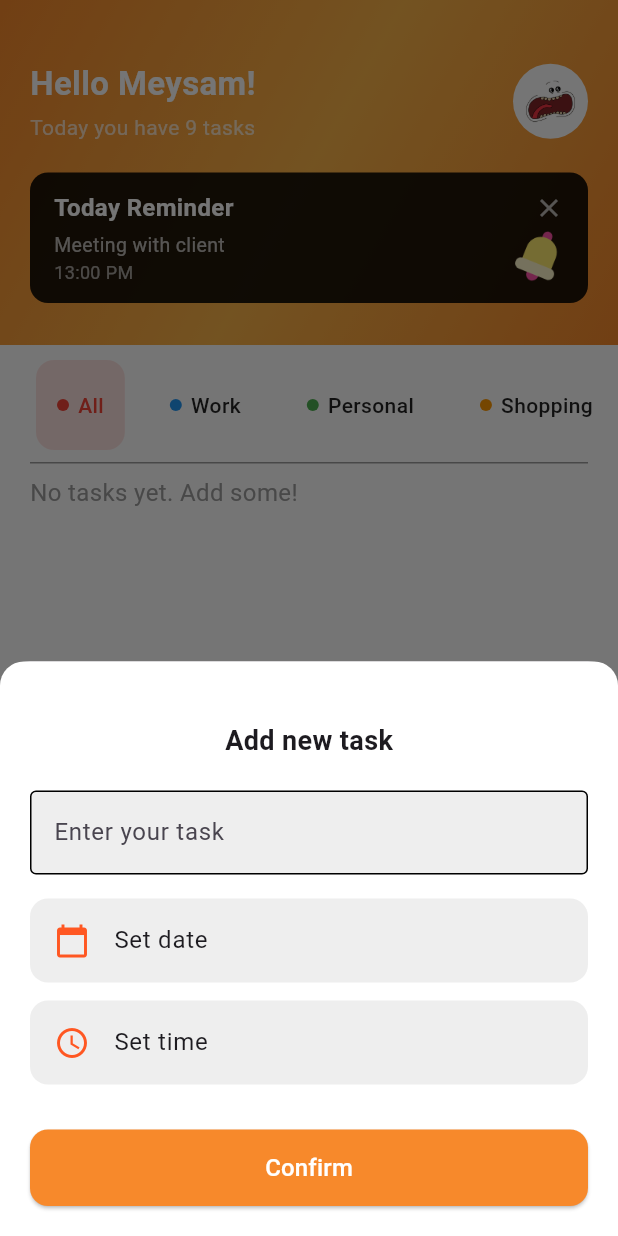
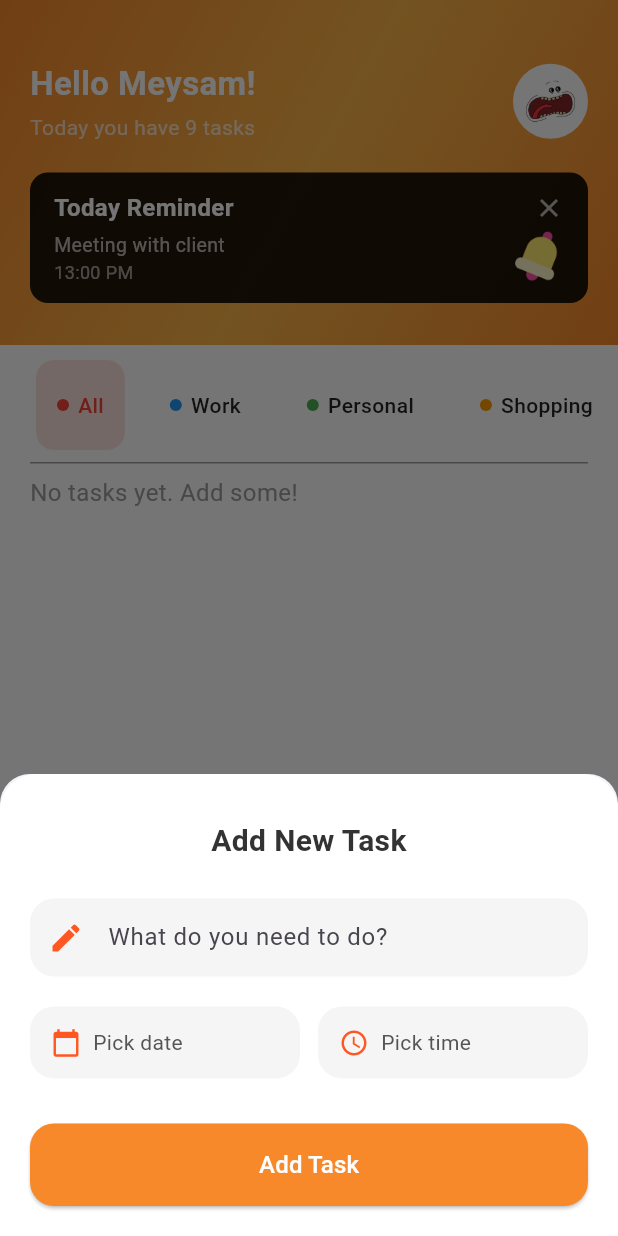
Before and after one commit to ZiloxM/ToDoList, a Flutter app: the screen it shows after launch, after a tap on the "add" icon, on a phone screen of 412 x 824 dp. Run offline on Flutter 3.47's test engine with Material 3 defaults, Android fonts, the phone set to English and light mode, and no system bars; our stand-ins replace table_calendar.

Commit message:
V2 5/17/25

```diff
--- a/lib/list_view.dart
+++ b/lib/TaskList.dart
@@ -31,7 +31,7 @@ class TaskList extends StatelessWidget {
           time: task.formattedTime(context),
           date: task.formattedDate,
           onDismissed: (dir) {
-            onDismissed(index); // 👉 این مهمه
+            onDismissed(index);
           },
         );
       }).toList(),
--- a/lib/components/Divider.dart
+++ b/lib/components/custom_divider.dart
@@ -1,8 +1,8 @@
 import 'package:flutter/material.dart';
 
 /// Custom Divider widget
-class CD extends StatelessWidget {
-  const CD({super.key});
+class CustomDivider extends StatelessWidget {
+  const CustomDivider({super.key});
 
   @override
   Widget build(BuildContext context) {
--- a/lib/components/fab.dart
+++ b/lib/components/fab.dart
@@ -16,8 +16,8 @@ class FAB extends StatelessWidget {
         borderRadius: BorderRadius.circular(15),
         elevation: 10,
         child: Container(
-          width: 70,
-          height: 70,
+          width: 60,
+          height: 60,
           decoration: BoxDecoration(
             gradient: const LinearGradient(
               colors: [
@@ -30,7 +30,10 @@ class FAB extends StatelessWidget {
             borderRadius: BorderRadius.circular(15),
           ),
           child: const Center(
-            child: Icon(Icons.add, color: Colors.white),
+            child: Icon(
+              Icons.add,
+              color: Colors.white,
+            ),
           ),
         ),
       ),
--- a/lib/components/my_textfield.dart
+++ /dev/null
@@ -1,38 +0,0 @@
-import 'package:flutter/material.dart';
-
-class MyTextField extends StatelessWidget {
-  final TextEditingController controller;
-  final String hintText;
-  final bool obscureText;
-
-  const MyTextField({
-    super.key,
-    required this.controller,
-    required this.hintText,
-    this.obscureText = false,
-  });
-
-  @override
-  Widget build(BuildContext context) {
-    return TextField(
-      controller: controller,
-      obscureText: obscureText,
-      decoration: InputDecoration(
-        hintText: hintText,
-        contentPadding:
-            const EdgeInsets.symmetric(horizontal: 16, vertical: 14),
-        enabledBorder: OutlineInputBorder(
-          borderRadius: BorderRadius.circular(12),
-          borderSide: const BorderSide(color: Color(0xffeeeeee)),
-        ),
-        focusedBorder: OutlineInputBorder(
-          borderRadius: BorderRadius.circular(12),
-          borderSide: const BorderSide(color: Color(0xfff7892b), width: 2),
-        ),
-        fillColor: const Color(0xfff5f5f5),
-        filled: true,
-        hintStyle: TextStyle(color: Colors.grey.shade500),
-      ),
-    );
-  }
-}
--- a/lib/home_page.dart
+++ b/lib/home_page.dart
@@ -1,9 +1,9 @@
 import 'package:flutter/material.dart';
 import 'package:todo_list/category/category_view.dart';
-import 'package:todo_list/components/Divider.dart';
+import 'package:todo_list/components/custom_divider.dart';
 import 'package:todo_list/components/cab.dart';
 import 'package:todo_list/components/fab.dart';
-import 'package:todo_list/list_view.dart';
+import 'package:todo_list/TaskList.dart';
 import 'package:todo_list/task_model.dart';
 import 'package:todo_list/task_sheet.dart';
 
@@ -52,7 +52,7 @@ class _HomePageState extends State<HomePage> {
         crossAxisAlignment: CrossAxisAlignment.start,
         children: [
           const CategoryView(),
-          const CD(),
+          const CustomDivider(),
           Expanded(
             child: SingleChildScrollView(
               padding: const EdgeInsets.symmetric(horizontal: 20),
--- a/lib/task_sheet.dart
+++ b/lib/task_sheet.dart
@@ -2,8 +2,8 @@ import 'package:flutter/material.dart';
 import 'package:intl/intl.dart';
 import 'package:todo_list/components/calendar.dart';
 import 'package:todo_list/components/time.dart';
+import 'package:todo_list/task_model.dart';
 
-///Task Sheet
 class TaskSheet extends StatefulWidget {
   const TaskSheet({super.key});
 
@@ -35,43 +35,55 @@ class _TaskSheetState extends State<TaskSheet> {
     return Material(
       color: Colors.white,
       borderRadius: const BorderRadius.vertical(
-        top: Radius.circular(16),
+        top: Radius.circular(24),
       ),
       child: SingleChildScrollView(
-        padding: EdgeInsets.only(
-          left: 20,
-          right: 20,
-          bottom: MediaQuery.of(context).viewInsets.bottom + 20,
-          top: 40,
+        padding: EdgeInsets.fromLTRB(
+          20,
+          30,
+          20,
+          MediaQuery.of(context).viewInsets.bottom + 20,
         ),
         child: Column(
-          mainAxisSize: MainAxisSize.min,
+          crossAxisAlignment: CrossAxisAlignment.stretch,
           children: [
             const Text(
-              "Add new task",
+              "Add New Task",
               style: TextStyle(
-                fontSize: 18,
+                fontSize: 20,
                 fontWeight: FontWeight.bold,
+                color: Color(0xff333333),
+              ),
+              textAlign: TextAlign.center,
+            ),
+            const SizedBox(height: 24),
+            TextField(
+              controller: taskController,
+              decoration: InputDecoration(
+                hintText: "What do you need to do?",
+                filled: true,
+                fillColor: const Color(0xfff5f5f5),
+                contentPadding: const EdgeInsets.symmetric(
+                  horizontal: 16,
+                  vertical: 14,
+                ),
+                border: OutlineInputBorder(
+                  borderRadius: BorderRadius.circular(16),
+                  borderSide: BorderSide.none,
+                ),
+                prefixIcon: const Icon(
+                  Icons.edit,
+                  color: Colors.deepOrange,
+                ),
               ),
             ),
             const SizedBox(height: 20),
-            TextField(
-              controller: taskController,
-              decoration: const InputDecoration(
-                hintText: "Enter your task",
-                filled: true,
-                fillColor: Color(0xffeeeeee),
-                enabledBorder: OutlineInputBorder(),
-                focusedBorder: OutlineInputBorder(),
-              ),
-            ),
-            const SizedBox(height: 16),
-            ListTile(
-              leading:
-                  const Icon(Icons.calendar_today, color: Colors.deepOrange),
-              title: Text(selectedDate != null
-                  ? DateFormat('yyyy/MM/dd').format(selectedDate!)
-                  : "Set date"),
+
+            /// Date & Time pickers
+            Row(
+              children: [
+                Expanded(
+                  child: GestureDetector(
                     onTap: () async {
                       final pickedDate = await showDialog<DateTime>(
                         context: context,
@@ -85,31 +97,98 @@ class _TaskSheetState extends State<TaskSheet> {
                         );
                       }
                     },
-              shape: RoundedRectangleBorder(
-                borderRadius: BorderRadius.circular(12),
+                    child: Container(
+                      padding: const EdgeInsets.all(14),
+                      decoration: BoxDecoration(
+                        color: const Color(0xfff5f5f5),
+                        borderRadius: BorderRadius.circular(16),
                       ),
-              tileColor: const Color(0xffeeeeee),
+                      child: Row(
+                        children: [
+                          const Icon(
+                            Icons.calendar_today,
+                            color: Colors.deepOrange,
+                            size: 20,
                           ),
-            const SizedBox(height: 12),
-            ListTile(
-              leading: const Icon(
+                          const SizedBox(width: 8),
+                          Text(
+                            selectedDate != null
+                                ? DateFormat('yyyy/MM/dd').format(selectedDate!)
+                                : "Pick date",
+                            style: const TextStyle(
+                              color: Color(0xff555555),
+                              fontSize: 14,
+                            ),
+                          ),
+                        ],
+                      ),
+                    ),
+                  ),
+                ),
+                const SizedBox(width: 12),
+                Expanded(
+                  child: GestureDetector(
+                    onTap: _pickTime,
+                    child: Container(
+                      padding: const EdgeInsets.all(14),
+                      decoration: BoxDecoration(
+                        color: const Color(0xfff5f5f5),
+                        borderRadius: BorderRadius.circular(16),
+                      ),
+                      child: Row(
+                        children: [
+                          const Icon(
                             Icons.access_time,
                             color: Colors.deepOrange,
+                            size: 20,
                           ),
-              title: Text(selectedTime != null
+                          const SizedBox(width: 8),
+                          Text(
+                            selectedTime != null
                                 ? selectedTime!.format(context)
-                  : "Set time"),
-              onTap: _pickTime,
-              shape: RoundedRectangleBorder(
-                borderRadius: BorderRadius.circular(12),
+                                : "Pick time",
+                            style: const TextStyle(
+                              color: Color(0xff555555),
+                              fontSize: 14,
                             ),
-              tileColor: const Color(0xffeeeeee),
+                          ),
+                        ],
+                      ),
+                    ),
+                  ),
+                ),
+              ],
             ),
             const SizedBox(height: 30),
-            SizedBox(
-              width: double.infinity,
-              child: ElevatedButton(
+
+            /// Confirm button
+            ElevatedButton(
               onPressed: () {
+                List<String> errors = [];
+
+                if (taskController.text.isEmpty) {
+                  errors.add("Please enter a task title.");
+                }
+
+                if (selectedDate == null && selectedTime == null) {
+                  errors.add("Please select both date and time.");
+                } else if (selectedDate == null) {
+                  errors.add("Please select a date.");
+                } else if (selectedTime == null) {
+                  errors.add("Please select a time.");
+                }
+
+                if (errors.isNotEmpty) {
+                  ScaffoldMessenger.of(context).showSnackBar(
+                    SnackBar(
+                      content: Text(errors.join('\n')),
+                      backgroundColor: Colors.deepOrange,
+                      duration: const Duration(seconds: 3),
+                    ),
+                  );
+                  return;
+                }
+
                 Navigator.pop(
                   context,
                   {
@@ -122,48 +201,19 @@ class _TaskSheetState extends State<TaskSheet> {
               style: ElevatedButton.styleFrom(
                 backgroundColor: const Color(0xfff7892b),
                 foregroundColor: Colors.white,
-                  padding: const EdgeInsets.symmetric(vertical: 14),
+                padding: const EdgeInsets.symmetric(vertical: 16),
                 shape: RoundedRectangleBorder(
-                    borderRadius: BorderRadius.circular(12),
+                  borderRadius: BorderRadius.circular(16),
                 ),
               ),
               child: const Text(
-                  'Confirm',
+                "Add Task",
                 style: TextStyle(fontSize: 16),
-                ),
               ),
             ),
           ],
         ),
       ),
     );
-    /*
-    return Padding(
-      padding: const EdgeInsets.all(20.0),
-      child: Column(
-        children: [
-          const TextField(
-            decoration: InputDecoration(labelText: 'Task Title'),
-          ),
-          const TextField(
-            decoration: InputDecoration(labelText: 'Date'),
-          ),
-          const TextField(
-            decoration: InputDecoration(labelText: 'Time'),
-          ),
-          ElevatedButton(
-            onPressed: () {
-              Navigator.pop(context, {
-                'title': 'New Task',
-                'date': DateTime.now(),
-                'time': TimeOfDay.now(),
-              });
-            },
-            child: const Text('Add Task'),
-          ),
-        ],
-      ),
-    );
-  */
   }
 }
```
Lines whose indentation alone changed are shown as unchanged.
